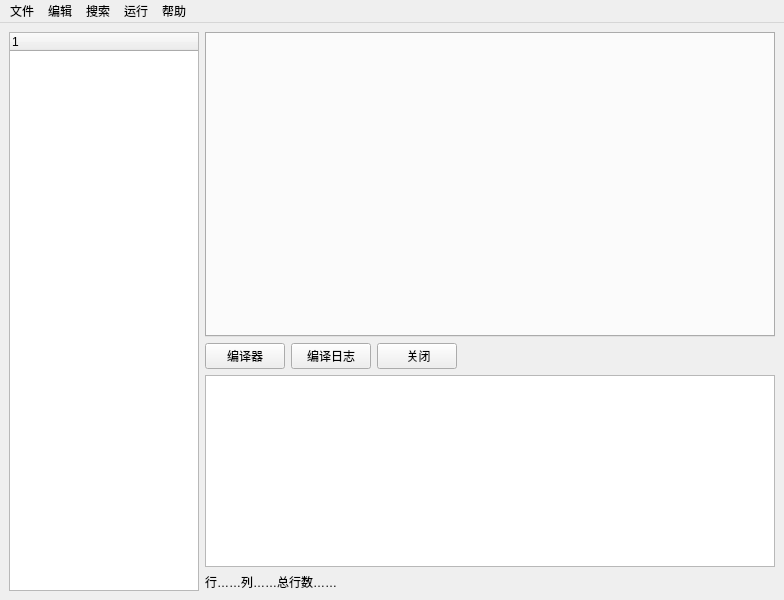
First picture: the form in CEditor/mainwindow.ui, repository XiaoZheng2003/BIT-QT-IDE, before the edit.
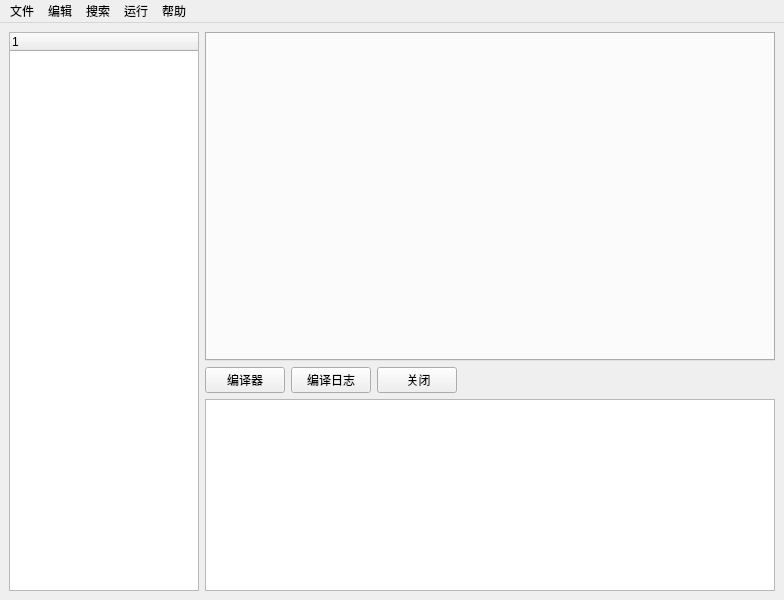
Second picture: the form after the edit.

Diff of the .ui file:
```diff
--- a/CEditor/mainwindow.ui
+++ b/CEditor/mainwindow.ui
@@ -27,7 +27,7 @@
        </widget>
       </item>
       <item row="0" column="1">
-       <layout class="QVBoxLayout" name="verticalLayout" stretch="10,0,0,0">
+       <layout class="QVBoxLayout" name="verticalLayout" stretch="10,0,0">
         <item>
          <widget class="QTabWidget" name="tabWidget">
           <property name="currentIndex">
@@ -76,13 +76,6 @@
         <item>
          <widget class="QPlainTextEdit" name="compile_plainTextEdit"/>
         </item>
-        <item>
-         <widget class="QLabel" name="label">
-          <property name="text">
-           <string>行……列……总行数……</string>
-          </property>
-         </widget>
-        </item>
        </layout>
       </item>
      </layout>
```
Left out of the diff: 2 changed lines with no effect on the pictures.
